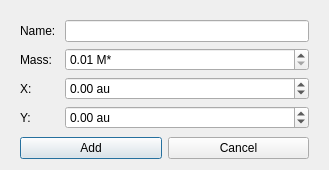
Above: python/qt/ui/add_body_dialog.ui from robertapplin/N-Body-Simulations before the change. Below: the same form after it.
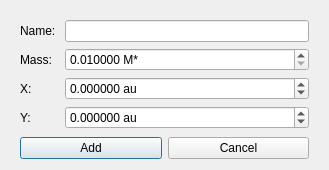
That is the form after the change.

Commit message: Six decimal places for add body dialog.

```diff
--- a/python/qt/ui/add_body_dialog.ui
+++ b/python/qt/ui/add_body_dialog.ui
@@ -102,6 +102,9 @@
      <property name="suffix">
       <string> au</string>
      </property>
+     <property name="decimals">
+      <number>6</number>
+     </property>
      <property name="minimum">
       <double>-100.000000000000000</double>
      </property>
@@ -121,6 +124,9 @@
      <property name="suffix">
       <string> M*</string>
      </property>
+     <property name="decimals">
+      <number>6</number>
+     </property>
      <property name="minimum">
       <double>0.010000000000000</double>
      </property>
@@ -140,6 +146,9 @@
      <property name="suffix">
       <string> au</string>
      </property>
+     <property name="decimals">
+      <number>6</number>
+     </property>
      <property name="minimum">
       <double>-100.000000000000000</double>
      </property>
```
The commit also changes 1 other file.
